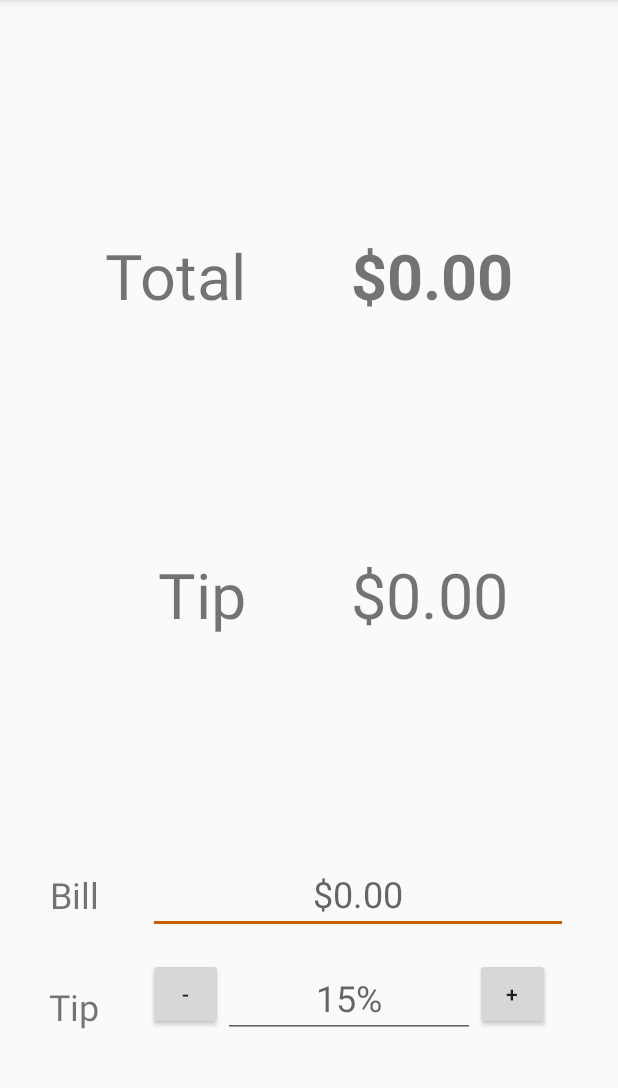
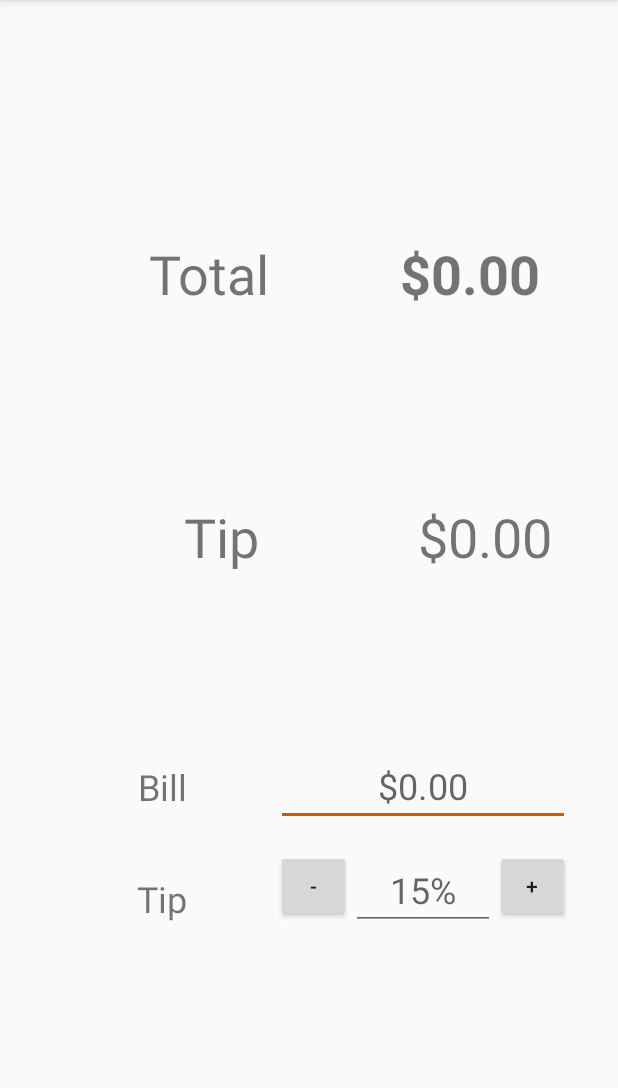
Before and after one commit to ahinchman1/AmandaHinchman-Android-PreTryout-Starter-Final, an Android app: the screen it shows after launch (MainActivity), on a phone screen of 412 x 824 dp, the part 84-1172 px from its top. Run offline under Robolectric (Android 15) with nearby library versions, the phone set to English and light mode, and no system bars.

Commit message:
cleanup look, deliberately put in a bug for activity lifecycle?

```diff
--- a/app/src/main/java/com/raywenderlich/android/tipcalculator/MainActivity.kt
+++ b/app/src/main/java/com/raywenderlich/android/tipcalculator/MainActivity.kt
@@ -73,8 +73,6 @@ class MainActivity : AppCompatActivity() {
   }
 
   private val billTextWatcher = object : TextWatcher {
-    var current = ""
-
     override fun beforeTextChanged(s: CharSequence, start: Int, count: Int, after: Int) { }
 
     override fun onTextChanged(s: CharSequence, start: Int, before: Int, count: Int) {
@@ -82,7 +80,7 @@ class MainActivity : AppCompatActivity() {
 
       when {
         stringText.isEmpty() -> totalBill = 0.00
-        stringText != current -> stripAndReapplyCurrency(stringText, this)
+        else -> stripAndReapplyCurrency(stringText, this)
       }
     }
 
--- a/app/src/main/java/com/raywenderlich/android/tipcalculator/TipPercentTextWatcher.kt
+++ b/app/src/main/java/com/raywenderlich/android/tipcalculator/TipPercentTextWatcher.kt
@@ -44,6 +44,7 @@ class TipPercentTextWatcher(var percent: Int) : TextWatcher {
 
   override fun afterTextChanged(s: Editable) {
     val textString = s.toString()
+
     percent = textString.toPercent()
   }
 }
--- a/app/src/main/java/com/raywenderlich/android/tipcalculator/Utils.kt
+++ b/app/src/main/java/com/raywenderlich/android/tipcalculator/Utils.kt
@@ -37,7 +37,9 @@ package com.raywenderlich.android.tipcalculator
 import java.util.*
 
 fun String.clean(currency: Currency): String =
-    this.replace("[${currency.symbol},.]".toRegex(), "")
+    this.replace(" ", "")
+        .replace("[${currency.symbol},.]".toRegex(), "")
+
 
 fun String.toBill(currency: Currency): Double =
     if (this.isNotEmpty()) this.clean(currency).toDouble() / 100 else 0.00
--- a/app/src/main/res/layout/activity_main.xml
+++ b/app/src/main/res/layout/activity_main.xml
@@ -4,57 +4,73 @@
     xmlns:tools="http://schemas.android.com/tools"
     android:layout_width="match_parent"
     android:layout_height="match_parent"
+    android:padding="32dp"
     tools:context=".MainActivity">
 
   <TextView
       android:id="@+id/total"
-      android:layout_width="wrap_content"
+      android:layout_width="0dp"
       android:layout_height="wrap_content"
-      android:textSize="42sp"
+      android:layout_marginEnd="16dp"
+      android:textSize="36sp"
       android:text="@string/total"
+      android:textAlignment="center"
+      android:autoSizeMaxTextSize="36dp"
+      app:autoSizeTextType="uniform"
       app:layout_constraintTop_toTopOf="parent"
       app:layout_constraintBottom_toTopOf="@id/tip"
       app:layout_constraintStart_toStartOf="parent"
-      app:layout_constraintEnd_toStartOf="@id/total_amount"/>
+      app:layout_constraintEnd_toEndOf="@id/tip"/>
 
   <TextView
       android:id="@+id/total_amount"
       android:layout_width="wrap_content"
       android:layout_height="wrap_content"
-      android:textSize="42sp"
+      android:textSize="36sp"
       android:textStyle="bold"
       android:text="@string/default_bill_amount"
       app:layout_constraintTop_toTopOf="parent"
       app:layout_constraintBottom_toTopOf="@id/tip_amount"
-      app:layout_constraintEnd_toEndOf="parent"
-      app:layout_constraintStart_toEndOf="@id/total" />
+      app:layout_constraintStart_toEndOf="@id/total"
+      app:layout_constraintEnd_toEndOf="parent"/>
 
   <TextView
       android:id="@+id/tip"
-      android:layout_width="wrap_content"
+      android:layout_width="0dp"
       android:layout_height="wrap_content"
-      android:textSize="42sp"
+      android:layout_marginEnd="16dp"
+      android:textSize="36sp"
       android:text="@string/tip"
+      android:autoSizeMaxTextSize="36sp"
+      android:textAlignment="center"
+      app:autoSizeTextType="uniform"
       app:layout_constraintTop_toBottomOf="@id/total"
-      app:layout_constraintBottom_toTopOf="@id/bil_label"
-      app:layout_constraintEnd_toEndOf="@id/total"/>
+      app:layout_constraintBottom_toTopOf="@id/bill_label"
+      app:layout_constraintStart_toStartOf="parent"
+      app:layout_constraintEnd_toStartOf="@id/tip_amount"/>
 
   <TextView
       android:id="@+id/tip_amount"
       android:layout_width="wrap_content"
       android:layout_height="wrap_content"
-      android:textSize="42sp"
+      android:textSize="36sp"
       android:text="@string/default_bill_amount"
+      android:autoSizeMaxTextSize="36dp"
+      app:autoSizeTextType="uniform"
       app:layout_constraintTop_toBottomOf="@id/total_amount"
-      app:layout_constraintBottom_toTopOf="@id/bil_label"
-      app:layout_constraintStart_toStartOf="@id/total_amount"/>
+      app:layout_constraintBottom_toTopOf="@id/bill_label"
+      app:layout_constraintStart_toStartOf="@id/total_amount"
+      app:layout_constraintEnd_toEndOf="parent"/>
 
   <TextView
-      android:id="@+id/bil_label"
-      android:layout_width="wrap_content"
+      android:id="@+id/bill_label"
+      android:layout_width="0dp"
       android:layout_height="wrap_content"
       android:textSize="24sp"
+      android:autoSizeMaxTextSize="150sp"
       android:text="@string/bill"
+      android:textAlignment="center"
+      app:autoSizeTextType="uniform"
       app:layout_constraintTop_toTopOf="@id/bill_edit_text"
       app:layout_constraintBottom_toBottomOf="@id/bill_edit_text"
       app:layout_constraintStart_toStartOf="parent"
@@ -65,23 +81,28 @@
       android:layout_width="wrap_content"
       android:layout_height="wrap_content"
       android:autofillHints="@string/default_bill_amount"
-      android:ems="10"
       android:gravity="center"
       android:textSize="24sp"
       android:hint="@string/default_bill_amount"
+      android:minEms="7"
       android:inputType="numberDecimal"
+      app:autoSizeTextType="uniform"
+      app:layout_constraintHorizontal_bias="1.0"
       app:layout_constraintTop_toBottomOf="@id/tip_amount"
-      app:layout_constraintBottom_toBottomOf="parent"
-      app:layout_constraintStart_toEndOf="@id/bil_label"
+      app:layout_constraintVertical_chainStyle="packed"
+      app:layout_constraintBottom_toTopOf="@id/tip_edit_percent"
+      app:layout_constraintStart_toEndOf="@id/bill_label"
       app:layout_constraintEnd_toEndOf="parent"/>
 
   <TextView
       android:id="@+id/tip_percent_label"
-      android:layout_width="wrap_content"
+      android:layout_width="0dp"
       android:layout_height="wrap_content"
       android:textSize="24sp"
       android:text="@string/tip"
       android:layout_marginTop="16dp"
+      android:textAlignment="center"
+      app:autoSizeTextType="uniform"
       app:layout_constraintTop_toTopOf="@id/decrement"
       app:layout_constraintBottom_toBottomOf="@id/decrement"
       app:layout_constraintStart_toStartOf="parent"
@@ -97,16 +118,18 @@
 
   <EditText
       android:id="@+id/tip_edit_percent"
-      android:layout_width="wrap_content"
+      android:layout_width="0dp"
       android:layout_height="wrap_content"
       android:textAlignment="center"
       android:textSize="24sp"
       android:layout_marginTop="16dp"
       android:autofillHints="@string/default_bill_amount"
       android:hint="@string/default_percent"
-      android:ems="6"
       android:inputType="number"
+      android:maxLength="3"
+      app:autoSizeTextType="uniform"
       app:layout_constraintTop_toBottomOf="@id/bill_edit_text"
+      app:layout_constraintBottom_toBottomOf="parent"
       app:layout_constraintStart_toEndOf="@id/decrement"
       app:layout_constraintEnd_toStartOf="@id/increment"/>
 
@@ -117,7 +140,7 @@
       android:text="@string/increment"
       app:layout_constraintTop_toTopOf="@id/tip_edit_percent"
       app:layout_constraintStart_toEndOf="@id/tip_edit_percent"
-      app:layout_constraintEnd_toEndOf="@id/tip_edit_percent"/>
+      app:layout_constraintEnd_toEndOf="@id/bill_edit_text"/>
 
 
 </androidx.constraintlayout.widget.ConstraintLayout>
--- a/app/src/main/res/values/strings.xml
+++ b/app/src/main/res/values/strings.xml
@@ -1,12 +1,13 @@
 <resources>
   <string name="app_name">Tip Calculator</string>
   <string name="tip">Tip</string>
+  <string name="total">Total</string>
+  <string name="bill">Bill</string>
+
+  <!-- symbols -->
   <string name="decrement">-</string>
   <string name="increment">+</string>
   <string name="default_percent">15%</string>
   <string name="zero_percent">0%</string>
   <string name="default_bill_amount">$0.00</string>
-  <string name="bill_prefix">$</string>
-  <string name="total">Total</string>
-  <string name="bill">Bill</string>
 </resources>
--- a/build.gradle
+++ b/build.gradle
@@ -6,7 +6,7 @@ buildscript {
     kotlin_version = '1.3.71'
     compileSdkVersion = 29
     targetSdkVersion = compileSdkVersion
-    minSdkVersion = 19
+    minSdkVersion = 26
   }
 
   repositories {
@@ -15,7 +15,7 @@ buildscript {
   }
 
   dependencies {
-    classpath 'com.android.tools.build:gradle:3.6.2'
+    classpath 'com.android.tools.build:gradle:3.6.3'
     classpath "org.jetbrains.kotlin:kotlin-gradle-plugin:$kotlin_version"
 
     // NOTE: Do not place your application dependencies here; they belong
```
Also changed, not shown: 2 other files.
